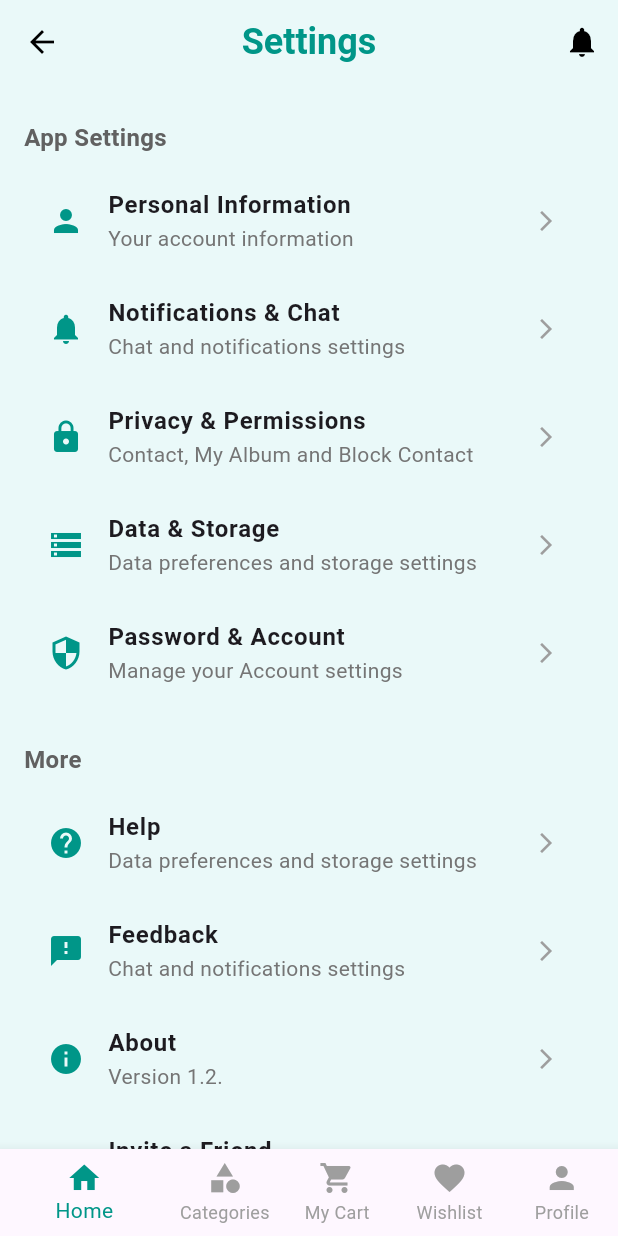
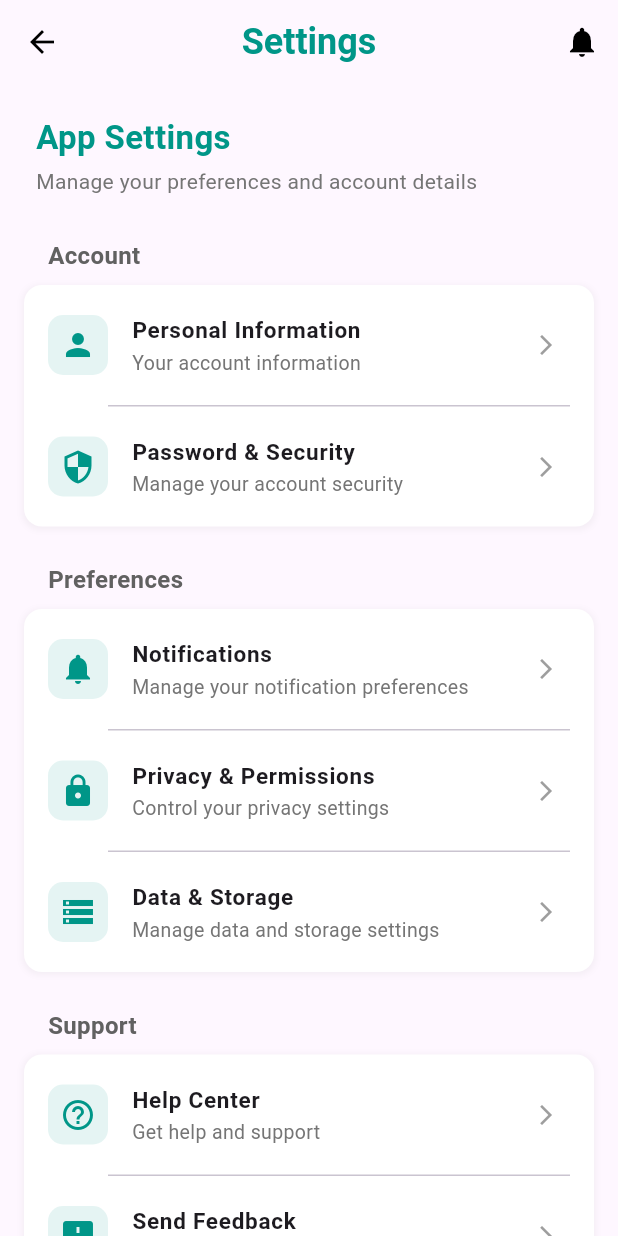
Before and after one commit to Malinda-kawshalya/Barza_mobile_app, a Flutter app: the SettingsPage screen opened by its route, on a phone screen of 412 x 824 dp. Run offline on Flutter 3.47's test engine with Material 3 defaults, Android fonts, the phone set to English and light mode, and no system bars; our stand-ins replace cloud_firestore, firebase_auth, firebase_core, firebase_storage, image_picker; accounts and stored records are empty.

Commit message:
some modifies

```diff
--- a/barza_app/lib/main.dart
+++ b/barza_app/lib/main.dart
@@ -24,7 +24,7 @@ class MyApp extends StatelessWidget {
       theme: ThemeData(
         primaryColor: Color(0xFF0C969C),
       ),
-      initialRoute: '/',
+      initialRoute: '/home',
       routes: {
         '/': (context) => GetStartedPage(),
         '/login': (context) => LoginPage(),
--- a/barza_app/lib/screens/cartScreen.dart
+++ b/barza_app/lib/screens/cartScreen.dart
@@ -1,5 +1,5 @@
 import 'package:flutter/material.dart';
-import 'package:shared_preferences/shared_preferences.dart';
+/*import 'package:shared_preferences/shared_preferences.dart';
 
 class CartScreen extends StatefulWidget {
   @override
@@ -95,4 +95,4 @@ class _CartScreenState extends State<CartScreen> {
       ),
     );
   }
-}
+}*/
--- a/barza_app/lib/screens/category_screen.dart
+++ b/barza_app/lib/screens/category_screen.dart
@@ -10,28 +10,18 @@ class CategoryScreen extends StatefulWidget {
 
 class _CategoryScreenState extends State<CategoryScreen> {
   final List<Map<String, String>> categories = [
-    {"name": "Cloths", "image": "assets/catedory/category of Cloths.jpg"},
-    {
-      "name": "Electronics",
-      "image": "assets/catedory/category of electronic.png"
-    },
-    {"name": "Books", "image": "assets/catedory/category of books.png"},
-    {"name": "Furniture", "image": "assets/catedory/category of furniture.png"},
-    {"name": "Watches", "image": "assets/catedory/category of Watch.jpg"},
-    {
-      "name": "Software licenses",
-      "image": "assets/catedory/category of software.png"
-    },
-    {"name": "Shoes", "image": "assets/catedory/category of shoes.png"},
-    {
-      "name": "Art & Collectibles",
-      "image": "assets/catedory/category of Art & Collectibles.png"
-    },
-    {"name": "Toys", "image": "assets/catedory/category of Toys.png"},
-    {
-      "name": "Gym Equipment",
-      "image": "assets/catedory/category of Gym Equipment.png"
-    },
+    {"name": "Cloths", "image": "assets/category/category of Cloths.jpg"},
+    {"name": "Electronics", "image": "assets/category/category of electronic.png"},
+    {"name": "Books", "image": "assets/category/category of books.png"},
+    {"name": "Furniture", "image": "assets/category/category of furniture.png"},
+    {"name": "Watches", "image": "assets/category/category of Watch.jpg"},
+    {"name": "Software licenses", "image": "assets/category/category of software.png"},
+    {"name": "Shoes", "image": "assets/category/category of shoes.png"},
+    {"name": "Art & Collectibles", "image": "assets/category/category of Art & Collectibles.png"},
+    {"name": "Toys", "image": "assets/category/category of Toys.png"},
+    {"name": "Gym Equipment", "image": "assets/category/category of Gym Equipment.png"},
+    {"name": "Toys", "image": "assets/category/category of Toys.png"},
+
   ];
 
   late List<Map<String, String>> filteredCategories;
@@ -88,7 +78,9 @@ class _CategoryScreenState extends State<CategoryScreen> {
         elevation: 0,
         leading: IconButton(
           icon: Icon(Icons.arrow_back, color: Colors.black),
-          onPressed: () => Navigator.pop(context),
+          onPressed: () {
+            Navigator.pushReplacementNamed(context, '/home');
+          },
         ),
         title: Text(
           'Category',
--- a/barza_app/lib/screens/item_screen.dart
+++ b/barza_app/lib/screens/item_screen.dart
@@ -96,15 +96,17 @@ class _AddItemScreenState extends State<AddItemScreen> {
     }
 
     // Validate image upload
-    if (_images.length < 3) {
+    for (var image in _images) {
+    if (!await image.exists()) {
       ScaffoldMessenger.of(context).showSnackBar(
         SnackBar(
-          content: Text('Please upload at least 3 images'),
+          content: Text('Image file not found: ${image.path}'),
           backgroundColor: Colors.red,
         ),
       );
       return;
     }
+  }
 
     // Set loading state
     setState(() {
--- a/barza_app/lib/screens/productDetailsScreen.dart
+++ b/barza_app/lib/screens/productDetailsScreen.dart
@@ -1,6 +1,6 @@
 import 'package:flutter/material.dart';
-import 'package:shared_preferences/shared_preferences.dart';
-import 'CartScreen.dart';
+//import 'package:shared_preferences/shared_preferences.dart';
+/*import 'CartScreen.dart';
 import 'Product.dart';
 
 class ProductDetailsScreen extends StatelessWidget {
@@ -116,4 +116,4 @@ class ProductDetailsScreen extends StatelessWidget {
       ),
     );
   }
-}
+}*/
--- a/barza_app/lib/screens/settings_page.dart
+++ b/barza_app/lib/screens/settings_page.dart
@@ -1,32 +1,22 @@
 import 'package:flutter/material.dart';
 
-void main() {
-  runApp(SettingsApp());
-}
+class SettingsPage extends StatelessWidget {
+  const SettingsPage({Key? key}) : super(key: key);
 
-class SettingsApp extends StatelessWidget {
-  @override
-  Widget build(BuildContext context) {
-    return MaterialApp(
-      debugShowCheckedModeBanner: false,
-      home: SettingsPage(),
-    );
-  }
-}
-
-class SettingsPage extends StatelessWidget {
   @override
   Widget build(BuildContext context) {
     return Scaffold(
-      backgroundColor: Color(0xFFEAF9F9),
       appBar: AppBar(
         backgroundColor: Colors.transparent,
         elevation: 0,
         leading: IconButton(
-          icon: Icon(Icons.arrow_back, color: Colors.black),
-          onPressed: () {},
+          icon: const Icon(Icons.arrow_back, color: Colors.black),
+          onPressed: () {
+            // Navigation logic would go here
+            Navigator.pushReplacementNamed(context, '/home');
+          },
         ),
-        title: Text(
+        title: const Text(
           'Settings',
           style: TextStyle(
             color: Colors.teal,
@@ -37,39 +27,156 @@ class SettingsPage extends StatelessWidget {
         centerTitle: true,
         actions: [
           IconButton(
-            icon: Icon(Icons.notifications, color: Colors.black),
-            onPressed: () {},
+            icon: const Icon(Icons.notifications, color: Colors.black),
+            onPressed: () {
+              // Notification action would go here
+            },
           ),
         ],
       ),
-      body: ListView(
-        padding: EdgeInsets.all(16.0),
+      body: SafeArea(
+        child: ListView(
+          padding: const EdgeInsets.all(16.0),
           children: [
-          SettingsSection(title: 'App Settings', items: [
-            SettingsItem(icon: Icons.person, title: 'Personal Information', subtitle: 'Your account information'),
-            SettingsItem(icon: Icons.notifications, title: 'Notifications & Chat', subtitle: 'Chat and notifications settings'),
-            SettingsItem(icon: Icons.lock, title: 'Privacy & Permissions', subtitle: 'Contact, My Album and Block Contact'),
-            SettingsItem(icon: Icons.storage, title: 'Data & Storage', subtitle: 'Data preferences and storage settings'),
-            SettingsItem(icon: Icons.security, title: 'Password & Account', subtitle: 'Manage your Account settings'),
+            const SettingsHeader(
+              title: 'App Settings',
+              subtitle: 'Manage your preferences and account details',
+            ),
+            const SizedBox(height: 16),
+            SettingsSection(title: 'Account', items: [
+              SettingsItem(
+                icon: Icons.person,
+                title: 'Personal Information',
+                subtitle: 'Your account information',
+                onTap: () {
+                  // Navigation logic would go here
+                },
+              ),
+              SettingsItem(
+                icon: Icons.security,
+                title: 'Password & Security',
+                subtitle: 'Manage your account security',
+                onTap: () {
+                  // Navigation logic would go here
+                },
+              ),
             ]),
-          SettingsSection(title: 'More', items: [
-            SettingsItem(icon: Icons.help, title: 'Help', subtitle: 'Data preferences and storage settings'),
-            SettingsItem(icon: Icons.feedback, title: 'Feedback', subtitle: 'Chat and notifications settings'),
-            SettingsItem(icon: Icons.info, title: 'About', subtitle: 'Version 1.2.'),
-            SettingsItem(icon: Icons.share, title: 'Invite a Friend', subtitle: 'Invite a friend to make this app'),
+            const SizedBox(height: 16),
+            SettingsSection(title: 'Preferences', items: [
+              SettingsItem(
+                icon: Icons.notifications,
+                title: 'Notifications',
+                subtitle: 'Manage your notification preferences',
+                onTap: () {
+                  // Navigation logic would go here
+                },
+              ),
+              SettingsItem(
+                icon: Icons.lock,
+                title: 'Privacy & Permissions',
+                subtitle: 'Control your privacy settings',
+                onTap: () {
+                  // Navigation logic would go here
+                },
+              ),
+              SettingsItem(
+                icon: Icons.storage,
+                title: 'Data & Storage',
+                subtitle: 'Manage data and storage settings',
+                onTap: () {
+                  // Navigation logic would go here
+                },
+              ),
             ]),
+            const SizedBox(height: 16),
+            SettingsSection(title: 'Support', items: [
+              SettingsItem(
+                icon: Icons.help_outline,
+                title: 'Help Center',
+                subtitle: 'Get help and support',
+                onTap: () {
+                  // Navigation logic would go here
+                },
+              ),
+              SettingsItem(
+                icon: Icons.feedback,
+                title: 'Send Feedback',
+                subtitle: 'Help us improve the app',
+                onTap: () {
+                  // Navigation logic would go here
+                },
+              ),
+              SettingsItem(
+                icon: Icons.info_outline,
+                title: 'About',
+                subtitle: 'Version 1.2.0',
+                onTap: () {
+                  // Navigation logic would go here
+                },
+              ),
+            ]),
+            const SizedBox(height: 24),
+            Padding(
+              padding: const EdgeInsets.symmetric(horizontal: 16.0),
+              child: ElevatedButton(
+                onPressed: () {
+                  // Logout logic would go here
+                },
+                style: ElevatedButton.styleFrom(
+                  backgroundColor: Colors.teal,
+                  foregroundColor: Colors.white,
+                  padding: const EdgeInsets.symmetric(vertical: 15),
+                  shape: RoundedRectangleBorder(
+                    borderRadius: BorderRadius.circular(10),
+                  ),
+                ),
+                child: const Text(
+                  'Sign Out',
+                  style: TextStyle(fontSize: 16, fontWeight: FontWeight.bold),
+                ),
+              ),
+            ),
+            const SizedBox(height: 16),
           ],
         ),
-      bottomNavigationBar: BottomNavigationBar(
-        selectedItemColor: Colors.teal,
-        unselectedItemColor: Colors.grey,
-        showUnselectedLabels: true,
-        items: [
-          BottomNavigationBarItem(icon: Icon(Icons.home), label: 'Home'),
-          BottomNavigationBarItem(icon: Icon(Icons.category), label: 'Categories'),
-          BottomNavigationBarItem(icon: Icon(Icons.shopping_cart), label: 'My Cart'),
-          BottomNavigationBarItem(icon: Icon(Icons.favorite), label: 'Wishlist'),
-          BottomNavigationBarItem(icon: Icon(Icons.person), label: 'Profile'),
+      ),
+    );
+  }
+}
+
+class SettingsHeader extends StatelessWidget {
+  final String title;
+  final String subtitle;
+
+  const SettingsHeader({
+    Key? key,
+    required this.title,
+    required this.subtitle,
+  }) : super(key: key);
+
+  @override
+  Widget build(BuildContext context) {
+    return Padding(
+      padding: const EdgeInsets.symmetric(horizontal: 8.0, vertical: 4.0),
+      child: Column(
+        crossAxisAlignment: CrossAxisAlignment.start,
+        children: [
+          Text(
+            title,
+            style: const TextStyle(
+              fontSize: 22,
+              fontWeight: FontWeight.bold,
+              color: Colors.teal,
+            ),
+          ),
+          const SizedBox(height: 4),
+          Text(
+            subtitle,
+            style: TextStyle(
+              fontSize: 14,
+              color: Colors.grey[600],
+            ),
+          ),
         ],
       ),
     );
@@ -80,7 +187,11 @@ class SettingsSection extends StatelessWidget {
   final String title;
   final List<SettingsItem> items;
 
-  SettingsSection({required this.title, required this.items});
+  const SettingsSection({
+    Key? key,
+    required this.title,
+    required this.items,
+  }) : super(key: key);
 
   @override
   Widget build(BuildContext context) {
@@ -88,14 +199,49 @@ class SettingsSection extends StatelessWidget {
       crossAxisAlignment: CrossAxisAlignment.start,
       children: [
         Padding(
-          padding: const EdgeInsets.symmetric(vertical: 8.0),
+          padding: const EdgeInsets.symmetric(horizontal: 16.0, vertical: 8.0),
           child: Text(
             title,
-            style: TextStyle(fontSize: 16, fontWeight: FontWeight.bold, color: Colors.grey[700]),
+            style: TextStyle(
+              fontSize: 16,
+              fontWeight: FontWeight.bold,
+              color: Colors.grey[700],
             ),
           ),
-        ...items,
-        SizedBox(height: 16),
+        ),
+        Container(
+          decoration: BoxDecoration(
+            color: Colors.white,
+            borderRadius: BorderRadius.circular(12),
+            boxShadow: [
+              BoxShadow(
+                color: Colors.grey.withOpacity(0.1),
+                spreadRadius: 1,
+                blurRadius: 3,
+                offset: const Offset(0, 1),
+              ),
+            ],
+          ),
+          child: Column(
+            children: items.asMap().entries.map((entry) {
+              final index = entry.key;
+              final item = entry.value;
+              final isLast = index == items.length - 1;
+
+              return Column(
+                children: [
+                  item,
+                  if (!isLast)
+                    const Divider(
+                      height: 1,
+                      indent: 56,
+                      endIndent: 16,
+                    ),
+                ],
+              );
+            }).toList(),
+          ),
+        ),
       ],
     );
   }
@@ -105,20 +251,53 @@ class SettingsItem extends StatelessWidget {
   final IconData icon;
   final String title;
   final String subtitle;
+  final Function()? onTap;
 
-  SettingsItem({required this.icon, required this.title, required this.subtitle});
+  const SettingsItem({
+    Key? key,
+    required this.icon,
+    required this.title,
+    required this.subtitle,
+    this.onTap,
+  }) : super(key: key);
 
   @override
   Widget build(BuildContext context) {
-    return ListTile(
-      leading: Icon(icon, color: Colors.teal),
+    return InkWell(
+      onTap: onTap,
+      borderRadius: BorderRadius.circular(12),
+      child: Padding(
+        padding: const EdgeInsets.symmetric(vertical: 4.0),
+        child: ListTile(
+          leading: Container(
+            padding: const EdgeInsets.all(8),
+            decoration: BoxDecoration(
+              color: Colors.teal.withOpacity(0.1),
+              borderRadius: BorderRadius.circular(10),
+            ),
+            child: Icon(icon, color: Colors.teal),
+          ),
           title: Text(
             title,
-        style: TextStyle(fontWeight: FontWeight.bold),
+            style: const TextStyle(
+              fontWeight: FontWeight.w600,
+              fontSize: 15,
             ),
-      subtitle: Text(subtitle, style: TextStyle(color: Colors.grey[600])),
-      trailing: Icon(Icons.arrow_forward_ios, size: 16, color: Colors.grey),
-      onTap: () {},
+          ),
+          subtitle: Text(
+            subtitle,
+            style: TextStyle(
+              color: Colors.grey[600],
+              fontSize: 13,
+            ),
+          ),
+          trailing: const Icon(
+            Icons.arrow_forward_ios,
+            size: 16,
+            color: Colors.grey,
+          ),
+        ),
+      ),
     );
   }
 }
--- a/barza_app/lib/services/item_service.dart
+++ b/barza_app/lib/services/item_service.dart
@@ -21,18 +21,22 @@ class BarterItemService {
   List<String> imageUrls = [];
   try {
     for (var image in images) {
-        final fileName =
-            'item_images/${DateTime.now().millisecondsSinceEpoch}_${image.path.split('/').last}';
+      final fileName = 'item_images/${DateTime.now().millisecondsSinceEpoch}_${image.path.split('/').last}';
       final storageRef = _storage.ref().child(fileName);
+
+      // Add some debug prints
+      debugPrint('Uploading image: $fileName');
 
       final uploadTask = await storageRef.putFile(image);
       final downloadUrl = await uploadTask.ref.getDownloadURL();
       imageUrls.add(downloadUrl);
+      debugPrint('Successfully uploaded image: $downloadUrl');
     }
     return imageUrls;
   } catch (e) {
     debugPrint('Image Upload Error: $e');
-      return [];
+    // Rethrow to make the error visible
+    throw Exception('Failed to upload images: $e');
   }
 }
 
--- a/barza_app/lib/widgets/category.dart
+++ b/barza_app/lib/widgets/category.dart
@@ -9,8 +9,8 @@ class Category extends StatelessWidget {
           EdgeInsets.symmetric(horizontal: 10), // Add padding to the whole row
       child: Row(
         children: [
-          _buildCategoryItem(context, 'images/electronic.png', 'Electronics'),
-          _buildCategoryItem(context, 'images/clothing.png', 'Clothing'),
+          _buildCategoryItem(context, 'assets/category/a.png', 'Electronics'),
+          _buildCategoryItem(context, 'assets/category/category of Cloths.jpg', 'Clothing'),
           _buildCategoryItem(context, 'images/books.png', 'Books'),
           _buildCategoryItem(context, 'images/furniture.png', 'Furniture'),
           _buildCategoryItem(context, 'images/sport.png', 'Sports'),
```
Also changed, not shown: barza_app/pubspec.yaml (+10 -10 lines), barza_app/assets/catedory/category of shoes.png (deleted), barza_app/assets/category/category of Art & Collectibles.png (renamed from barza_app/assets/catedory/category of Art & Collectibles.png), barza_app/assets/category/category of Cloths.jpg (renamed from barza_app/assets/catedory/category of Cloths.jpg), barza_app/assets/category/category of Gym Equipment.png (renamed from barza_app/assets/catedory/category of Gym Equipment.png), barza_app/assets/category/category of Toys.png (renamed from barza_app/assets/catedory/category of Toys.png), barza_app/assets/category/category of Watch.jpg (renamed from barza_app/assets/catedory/category of Watch.jpg), barza_app/assets/category/category of books.png (renamed from barza_app/assets/catedory/category of books.png), barza_app/assets/category/category of electronic.png (renamed from barza_app/assets/catedory/category of electronic.png), barza_app/assets/category/category of furniture.png (renamed from barza_app/assets/catedory/category of furniture.png), barza_app/assets/category/category of software.png (renamed from barza_app/assets/catedory/category of software.png), 1 other file. Lines whose indentation alone changed are shown as unchanged.
